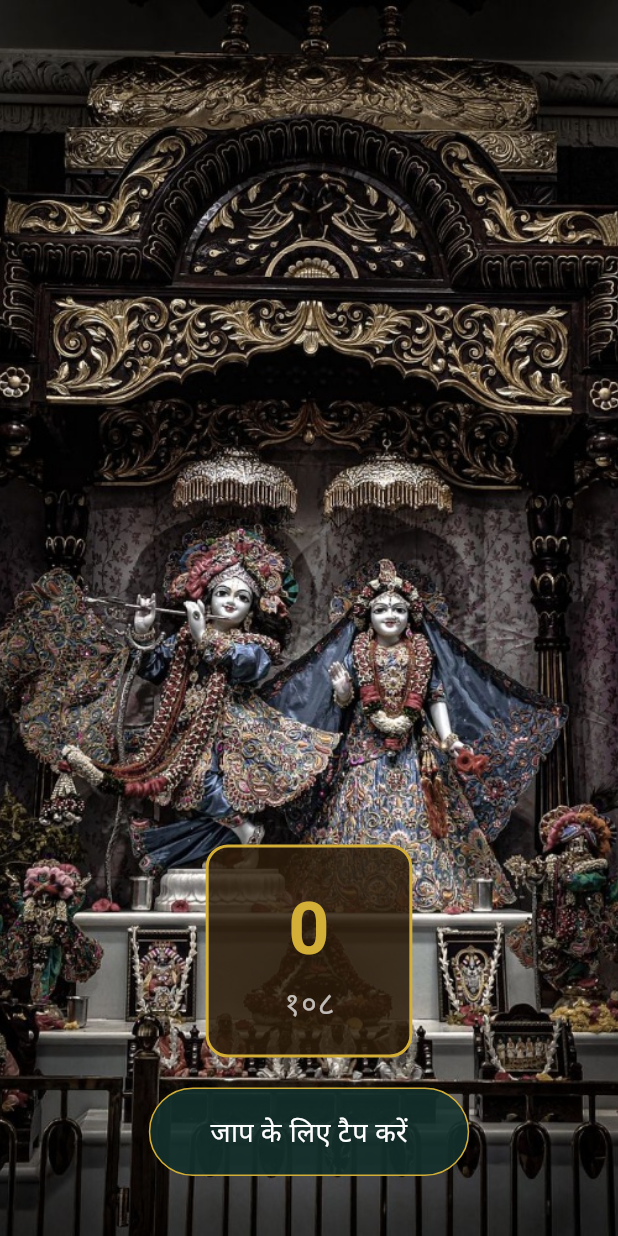
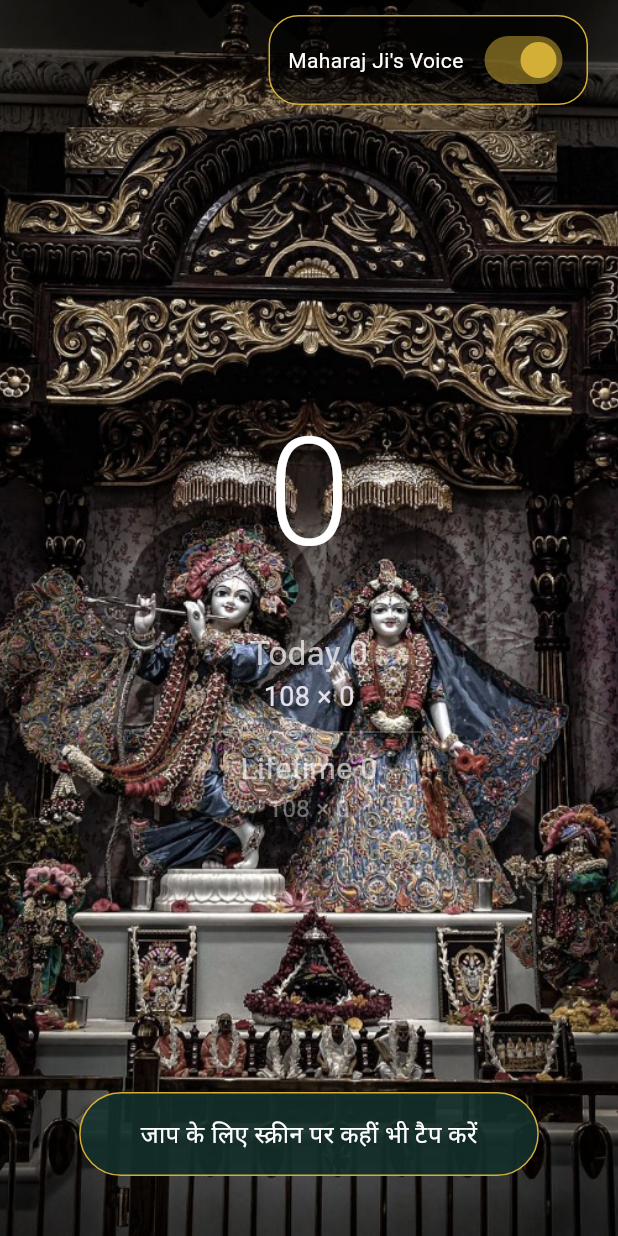
Before and after one commit to krutipeepre/Raadha_Gift, a Flutter app: the screen it shows after launch, on a phone screen of 412 x 824 dp. Run offline on Flutter 3.47's test engine with Material 3 defaults, Android fonts, the phone set to English and light mode, and no system bars; our stand-ins replace audioplayers, shared_preferences; statements that could not run were skipped.

Commit message:
added bell.mp3

```diff
--- a/lib/main.dart
+++ b/lib/main.dart
@@ -1,5 +1,6 @@
 import 'package:flutter/material.dart';
 import 'package:audioplayers/audioplayers.dart';
+import 'package:shared_preferences/shared_preferences.dart';
 
 void main() {
   runApp(const JaapApp());
@@ -13,6 +14,7 @@ class JaapApp extends StatelessWidget {
     return MaterialApp(
       debugShowCheckedModeBanner: false,
       title: 'Radha Jaap',
+      theme: ThemeData(brightness: Brightness.dark),
       home: const SplashScreen(),
     );
   }
@@ -62,15 +64,70 @@ class JaapScreen extends StatefulWidget {
 }
 
 class _JaapScreenState extends State<JaapScreen> {
-  int _counter = 0;
+  int _lifetimeTotal = 0;
+  int _todayTotal = 0;
+  String _lastDate = "";
+
+  bool _isAudioEnabled = true;
+  DateTime? _lastTapTime;
   final AudioPlayer _audioPlayer = AudioPlayer();
 
-  void _incrementCounter() async {
+  @override
+  void initState() {
+    super.initState();
+    _loadData();
+  }
+
+  // Data phone ki memory se load karne ke liye
+  void _loadData() async {
+    final prefs = await SharedPreferences.getInstance();
+    final now = DateTime.now();
+    final todayStr = "${now.year}-${now.month}-${now.day}";
+
     setState(() {
-      _counter++;
+      _lifetimeTotal = prefs.getInt('lifetime') ?? 0;
+      _lastDate = prefs.getString('lastDate') ?? "";
+
+      // Agar date aaj ki hai toh today ka data load karo, warna 0 kar do
+      if (_lastDate == todayStr) {
+        _todayTotal = prefs.getInt('today') ?? 0;
+      } else {
+        _todayTotal = 0;
+        _lastDate = todayStr;
+      }
     });
+  }
+
+  // Har tap par data save karne ke liye
+  void _saveData() async {
+    final prefs = await SharedPreferences.getInstance();
+    prefs.setInt('lifetime', _lifetimeTotal);
+    prefs.setInt('today', _todayTotal);
+    prefs.setString('lastDate', _lastDate);
+  }
+
+  void _handleTap() async {
+    final now = DateTime.now();
+
+    // 1-second pause logic (debounce)
+    if (_lastTapTime != null &&
+        now.difference(_lastTapTime!).inMilliseconds < 1000) {
+      return;
+    }
+    _lastTapTime = now;
+
+    setState(() {
+      _lifetimeTotal++;
+      _todayTotal++;
+    });
+
+    _saveData();
+
+    // Audio play logic (agar switch ON hai)
+    if (_isAudioEnabled) {
       await _audioPlayer.stop();
       await _audioPlayer.play(AssetSource('radha.mp3'));
+    }
   }
 
   @override
@@ -81,11 +138,20 @@ class _JaapScreenState extends State<JaapScreen> {
 
   @override
   Widget build(BuildContext context) {
+    // 1-108 loop logic
+    int currentCount =
+        (_todayTotal % 108 == 0 && _todayTotal > 0) ? 108 : (_todayTotal % 108);
+    if (_todayTotal == 0) currentCount = 0;
+
+    // 108 * x rounds logic (integer division se float automatically handle ho jayega)
+    int todayRounds = _todayTotal ~/ 108;
+    int lifetimeRounds = _lifetimeTotal ~/ 108;
+
     return Scaffold(
-      body: GestureDetector(
-        behavior: HitTestBehavior.opaque,
-        onTap: _incrementCounter,
-        child: Container(
+      body: Stack(
+        children: [
+          // Background Image
+          Container(
             width: double.infinity,
             height: double.infinity,
             decoration: const BoxDecoration(
@@ -94,50 +160,114 @@ class _JaapScreenState extends State<JaapScreen> {
                 fit: BoxFit.cover,
               ),
             ),
+          ),
+
+          // Tap Area Overlay
+          GestureDetector(
+            behavior: HitTestBehavior.opaque,
+            onTap: _handleTap,
             child: SafeArea(
               child: Column(
+                mainAxisAlignment: MainAxisAlignment.spaceBetween,
+                children: [
+                  // Top Bar: Audio Toggle
+                  Padding(
+                    padding: const EdgeInsets.symmetric(
+                        horizontal: 20.0, vertical: 10.0),
+                    child: Row(
                       mainAxisAlignment: MainAxisAlignment.end,
                       children: [
                         Container(
-                  margin: const EdgeInsets.only(bottom: 20),
-                  padding:
-                      const EdgeInsets.symmetric(vertical: 20, horizontal: 50),
+                          padding: const EdgeInsets.symmetric(
+                              horizontal: 12, vertical: 5),
                           decoration: BoxDecoration(
-                    color: const Color(0xFF2A1B0A).withValues(alpha: 0.85),
-                    border:
-                        Border.all(color: const Color(0xFFD4AF37), width: 2),
-                    borderRadius: BorderRadius.circular(15),
+                            color: Colors.black.withOpacity(0.6),
+                            borderRadius: BorderRadius.circular(20),
+                            border: Border.all(
+                                color: const Color(0xFFD4AF37), width: 1),
                           ),
-                  child: Column(
+                          child: Row(
                             children: [
-                      Text(
-                        '$_counter',
-                        style: const TextStyle(
-                            fontSize: 48,
-                            color: Color(0xFFD4AF37),
-                            fontWeight: FontWeight.bold),
+                              const Text(
+                                "Maharaj Ji's Voice",
+                                style: TextStyle(
+                                    color: Colors.white, fontSize: 14),
                               ),
-                      const Text('१०८',
-                          style:
-                              TextStyle(fontSize: 20, color: Colors.white70)),
+                              const SizedBox(width: 10),
+                              Switch(
+                                value: _isAudioEnabled,
+                                activeColor: const Color(0xFFD4AF37),
+                                onChanged: (value) {
+                                  setState(() {
+                                    _isAudioEnabled = value;
+                                  });
+                                },
+                              ),
                             ],
                           ),
                         ),
+                      ],
+                    ),
+                  ),
+
+                  // Middle: Main 1-108 Counter aur Stats (Screenshots wale layout par based)
+                  Column(
+                    children: [
+                      Text(
+                        '$currentCount',
+                        style: const TextStyle(
+                            fontSize: 100,
+                            color: Colors.white,
+                            fontWeight: FontWeight.w300),
+                      ),
+                      const SizedBox(height: 20),
+
+                      // Today Stats
+                      Text(
+                        'Today $_todayTotal',
+                        style: const TextStyle(
+                            fontSize: 22, color: Colors.white70),
+                      ),
+                      Text(
+                        '108 × $todayRounds',
+                        style: const TextStyle(
+                            fontSize: 18, color: Colors.white50),
+                      ),
+
+                      const SizedBox(height: 10),
+                      Container(width: 150, height: 1, color: Colors.white24),
+                      const SizedBox(height: 10),
+
+                      // Lifetime Stats
+                      Text(
+                        'Lifetime $_lifetimeTotal',
+                        style: const TextStyle(
+                            fontSize: 20, color: Colors.white60),
+                      ),
+                      Text(
+                        '108 × $lifetimeRounds',
+                        style: const TextStyle(
+                            fontSize: 16, color: Colors.white38),
+                      ),
+                    ],
+                  ),
+
+                  // Bottom: Instruction
                   Container(
-                  padding:
-                      const EdgeInsets.symmetric(vertical: 15, horizontal: 40),
+                    padding: const EdgeInsets.symmetric(
+                        vertical: 15, horizontal: 40),
                     margin: const EdgeInsets.only(bottom: 40),
                     decoration: BoxDecoration(
-                    color: const Color(0xFF132F2B).withValues(alpha: 0.9),
+                      color: const Color(0xFF132F2B).withOpacity(0.9),
                       border:
                           Border.all(color: const Color(0xFFD4AF37), width: 1),
                       borderRadius: BorderRadius.circular(30),
                     ),
                     child: const Text(
-                    'जाप के लिए टैप करें',
+                      'जाप के लिए स्क्रीन पर कहीं भी टैप करें',
                       style: TextStyle(
                           color: Colors.white,
-                        fontSize: 18,
+                          fontSize: 16,
                           fontWeight: FontWeight.w500),
                     ),
                   ),
@@ -145,6 +275,7 @@ class _JaapScreenState extends State<JaapScreen> {
               ),
             ),
           ),
+        ],
       ),
     );
   }
```
Also changed, not shown: 1 other file. Lines whose indentation alone changed are shown as unchanged.
